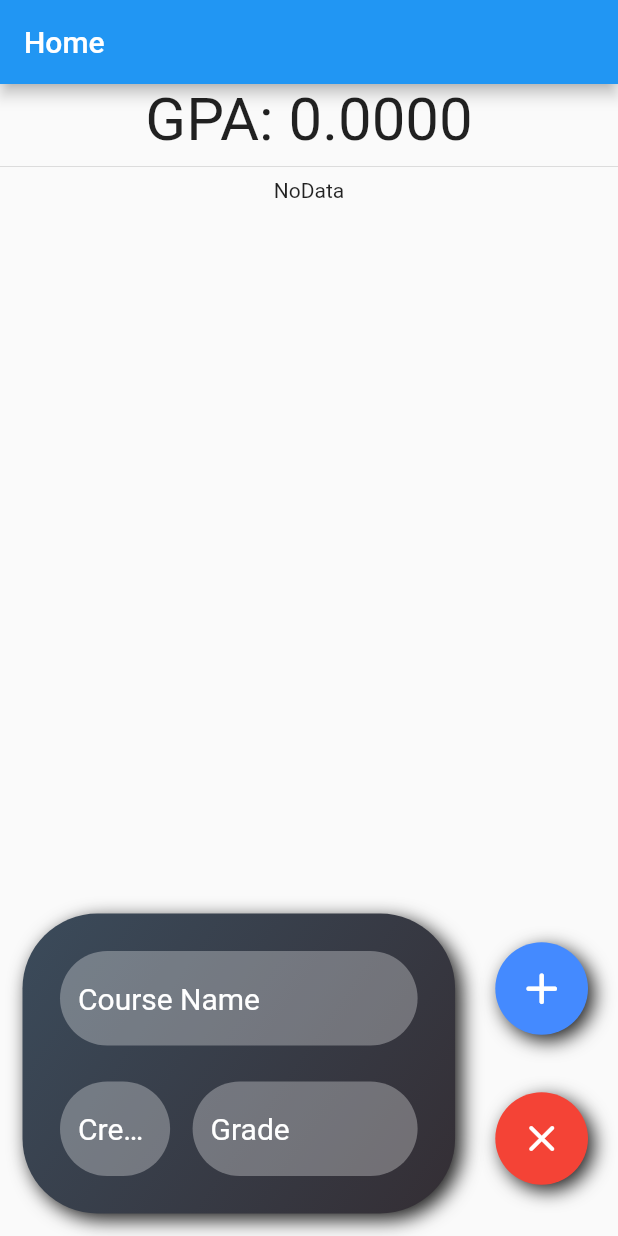
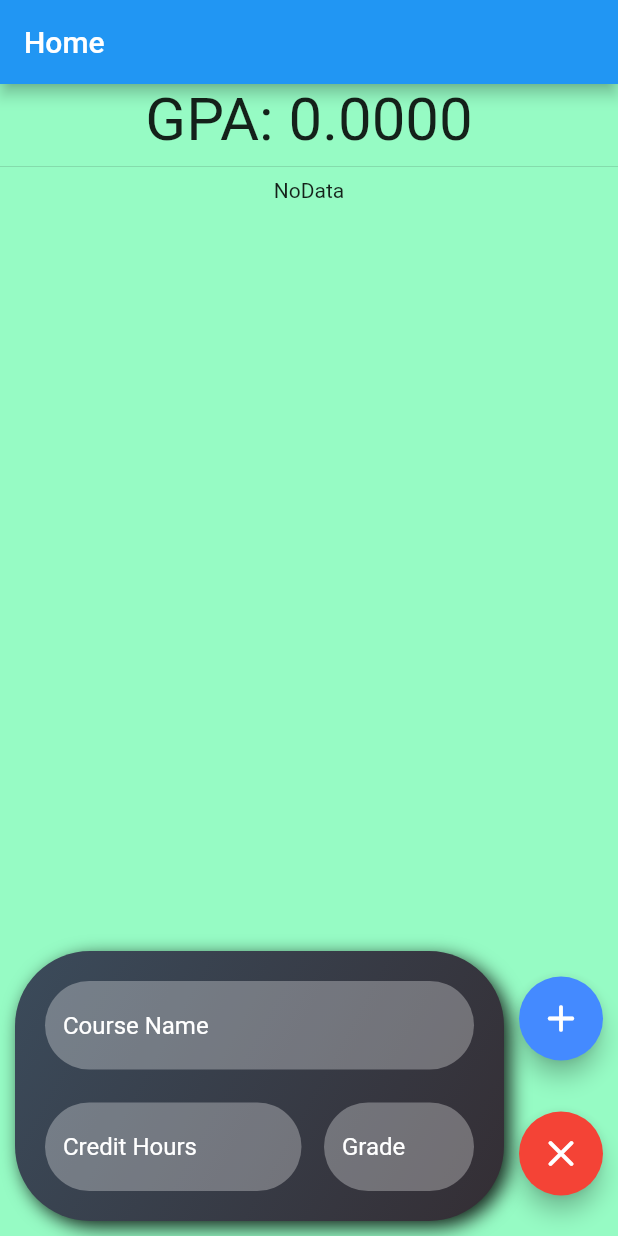
Before and after one commit to aliabbasnagari/GPA_Calculator, a Flutter app: the screen it shows after launch, on a phone screen of 412 x 824 dp. Run offline on Flutter 3.47's test engine with Material 2 defaults, Android fonts, the phone set to English and light mode, and no system bars.

Commit message:
Fixed credit hours input , Scaffold Background Added, Other fixes

```diff
--- a/lib/customs/display_box.dart
+++ b/lib/customs/display_box.dart
@@ -33,7 +33,7 @@ class DisplayBox extends StatelessWidget {
   @override
   Widget build(BuildContext context) {
     final Size size = MediaQuery.of(context).size;
-    const double height = 200;
+    const double height = 180;
     const LinearGradient myGradient = LinearGradient(
       begin: Alignment.topLeft,
       end: Alignment.bottomRight,
@@ -66,7 +66,7 @@ class DisplayBox extends StatelessWidget {
             )
           ]),
       child: Padding(
-        padding: const EdgeInsets.all(25.0),
+        padding: const EdgeInsets.all(20.0),
         child: Column(
           mainAxisAlignment: MainAxisAlignment.spaceBetween,
           children: [
@@ -76,7 +76,7 @@ class DisplayBox extends StatelessWidget {
                   child: TextField(
                     controller: controllerCname,
                     style: const TextStyle(
-                      fontSize: 20,
+                      fontSize: 16,
                       color: Colors.black,
                     ),
                     decoration: const InputDecoration(
@@ -124,7 +124,7 @@ class DisplayBox extends StatelessWidget {
                   child: TextField(
                     controller: controllerChour,
                     style: const TextStyle(
-                      fontSize: 20,
+                      fontSize: 16,
                       color: Colors.black,
                     ),
                     decoration: const InputDecoration(
@@ -147,7 +147,7 @@ class DisplayBox extends StatelessWidget {
                   child: TextField(
                     controller: controllerGrade,
                     style: const TextStyle(
-                      fontSize: 20,
+                      fontSize: 16,
                       color: Colors.black,
                     ),
                     decoration: const InputDecoration(
--- a/lib/customs/info_box.dart
+++ b/lib/customs/info_box.dart
@@ -26,7 +26,7 @@ class _InfoBoxState extends State<InfoBox> {
   @override
   Widget build(BuildContext context) {
     final Size size = MediaQuery.of(context).size;
-    const double height = 200;
+    const double height = 180;
 
     final btnSize = 80 < (size.width) * 0.15 ? 80.0 : (size.width) * 0.15;
     const LinearGradient myGradient = LinearGradient(
@@ -39,11 +39,12 @@ class _InfoBoxState extends State<InfoBox> {
     );
 
     return SizedBox(
+      width: size.width,
       height: height,
       child: Row(
         children: [
-          Container(
-            width: size.width * 0.7,
+          Expanded(
+            child: Container(
               height: height,
               decoration: BoxDecoration(
                   gradient: myGradient,
@@ -56,14 +57,14 @@ class _InfoBoxState extends State<InfoBox> {
                     )
                   ]),
               child: Padding(
-              padding: const EdgeInsets.all(25.0),
+                padding: const EdgeInsets.all(20.0),
                 child: Column(
                   children: [
                     Expanded(
                       child: TextField(
                         controller: controllerCname,
                         style: const TextStyle(
-                        fontSize: 20,
+                          fontSize: 16,
                           color: Colors.white,
                         ),
                         decoration: const InputDecoration(
@@ -85,7 +86,7 @@ class _InfoBoxState extends State<InfoBox> {
                           child: TextField(
                             controller: controllerChour,
                             style: const TextStyle(
-                            fontSize: 20,
+                              fontSize: 16,
                               color: Colors.white,
                             ),
                             decoration: const InputDecoration(
@@ -99,18 +100,20 @@ class _InfoBoxState extends State<InfoBox> {
                               ),
                               hintText: 'Credit Hours',
                             ),
+                            keyboardType: TextInputType.number,
+                            textInputAction: TextInputAction.next,
                           ),
                         ),
                         const SizedBox(
                           width: 15,
                         ),
                         SizedBox(
-                        width: 150,
+                          width: 100,
                           child: TextField(
                             maxLength: 2,
                             controller: controllerGrade,
                             style: const TextStyle(
-                            fontSize: 20,
+                              fontSize: 16,
                               color: Colors.white,
                             ),
                             decoration: const InputDecoration(
@@ -125,6 +128,7 @@ class _InfoBoxState extends State<InfoBox> {
                               ),
                               hintText: 'Grade',
                             ),
+                            textInputAction: TextInputAction.done,
                           ),
                         ),
                       ],
@@ -133,24 +137,21 @@ class _InfoBoxState extends State<InfoBox> {
                 ),
               ),
             ),
-          Expanded(
-            child: Row(
-              mainAxisAlignment: MainAxisAlignment.end,
-              children: [
-                Column(
+          ),
+          Padding(
+            padding: const EdgeInsets.fromLTRB(10, 0, 0, 0),
+            child: Column(
               mainAxisAlignment: MainAxisAlignment.spaceAround,
               children: [
-                    Padding(
-                      padding: const EdgeInsets.all(5.0),
-                      child: GestureDetector(
-                        onTap: () {
+                FloatingActionButton(
+                  onPressed: () {
                     String name = controllerCname.text.trim();
                     String chour = controllerChour.text.trim();
                     String grade = controllerGrade.text.trim();
                     if (name.isEmpty ||
                         chour.isEmpty ||
                         grade.isEmpty ||
-                              !RegExp(r'^[0-9]+$').hasMatch(chour) ||
+                        !RegExp(r'^[0-9-.]+$').hasMatch(chour) ||
                         !RegExp(r'^[A-F-a-f---+]+$').hasMatch(grade)) {
                       showAlertDialog(context);
                       return;
@@ -161,63 +162,24 @@ class _InfoBoxState extends State<InfoBox> {
                         creditHours: double.parse(chour),
                         grade: grade));
                     widget.callBack();
+                    FocusManager.instance.primaryFocus?.unfocus();
                     controllerCname.text = "";
                     controllerChour.text = "";
                     controllerGrade.text = "";
                   },
-                        child: Container(
-                          decoration: BoxDecoration(
-                            borderRadius: BorderRadius.circular(50),
-                            color: Colors.blueAccent,
-                            boxShadow: const [
-                              BoxShadow(
-                                color: Colors.black87,
-                                blurRadius: 10,
-                                offset: Offset(4, 4),
-                              ),
-                            ],
-                          ),
-                          width: btnSize,
-                          height: btnSize,
+                  backgroundColor: Colors.blueAccent,
                   child: const Icon(
                     Icons.add_rounded,
-                            size: 35,
-                            color: Colors.white,
+                    size: 30,
                   ),
                 ),
-                      ),
-                    ),
-                    Padding(
-                      padding: const EdgeInsets.all(5.0),
-                      child: GestureDetector(
-                        onTap: () {
-                          controllerCname.text = "";
-                          controllerChour.text = "";
-                          controllerGrade.text = "";
-                        },
-                        child: Container(
-                          decoration: BoxDecoration(
-                            borderRadius: BorderRadius.circular(50),
-                            color: Colors.red,
-                            boxShadow: const [
-                              BoxShadow(
-                                color: Colors.black87,
-                                blurRadius: 10,
-                                offset: Offset(4, 4),
-                              ),
-                            ],
-                          ),
-                          width: btnSize,
-                          height: btnSize,
-                          child: const Icon(
+                const FloatingActionButton(
+                  onPressed: null,
+                  backgroundColor: Colors.red,
+                  child: Icon(
                     Icons.clear_rounded,
                     size: 30,
-                            color: Colors.white,
                   ),
-                        ),
-                      ),
-                    ),
-                  ],
                 ),
               ],
             ),
--- a/lib/main.dart
+++ b/lib/main.dart
@@ -50,15 +50,12 @@ class _MyAppState extends State<MyApp> {
     });
   }
 
-  void reb() {
-    setState(() {});
-  }
-
   @override
   Widget build(BuildContext context) {
     return MaterialApp(
       home: SafeArea(
         child: Scaffold(
+          backgroundColor: const Color.fromRGBO(150, 251, 196, 1),
           appBar: AppBar(title: const Text("Home")),
           body: Column(
             children: [
@@ -79,7 +76,7 @@ class _MyAppState extends State<MyApp> {
                     : const Text("NoData"),
               ),
               Padding(
-                padding: const EdgeInsets.all(15.0),
+                padding: const EdgeInsets.all(10.0),
                 child: InfoBox(callBack: () {
                   String name = DisplayBox.list.last.name;
                   double ch = DisplayBox.list.last.creditHours;
```
Lines whose indentation alone changed are shown as unchanged.
